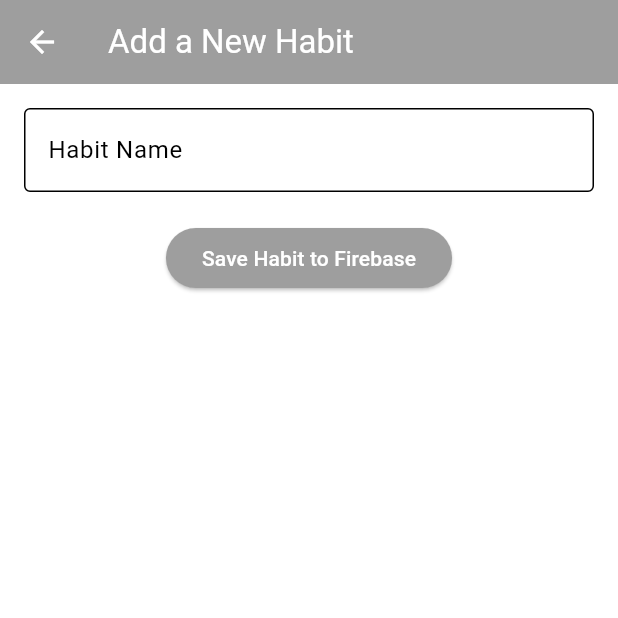
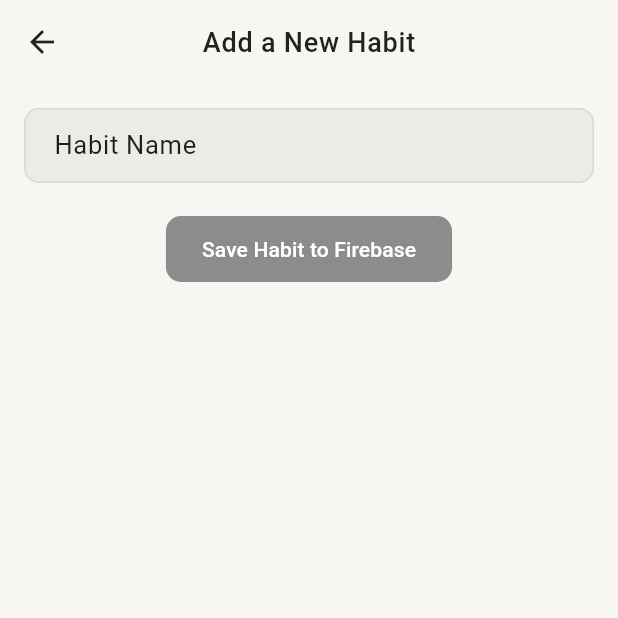
Before and after one commit to meeddhaa/mini_habit_tracker, a Flutter app: the AddHabitPage screen opened by its route, on a phone screen of 412 x 824 dp, the top half of it. Run offline on Flutter 3.47's test engine with Material 3 defaults, Android fonts, the phone set to English and light mode, and no system bars; our stand-ins replace cloud_firestore, firebase_auth, firebase_core, fl_chart, flutter_heatmap_calendar, flutter_local_notifications and 5 more; accounts and stored records are empty; generated files the repository leaves out were written again; network calls fail.

Commit message:
`Update subproject commit hash`

```diff
--- a/lib/pages/theme/dark_mode.dart
+++ b/lib/pages/theme/dark_mode.dart
@@ -2,22 +2,35 @@ import 'package:flutter/material.dart';
 
 ThemeData darkMode = ThemeData(
   colorScheme: ColorScheme.dark(
-    primary: Colors.grey.shade800,
-    secondary: Colors.grey.shade700,
-    surface: Colors.grey.shade800,
+    primary: const Color(0xFF3A3A3A),        // MUJI charcoal grey
+    secondary: const Color(0xFF4A4A4A),      // soft muted grey
+    surface: const Color(0xFF2B2B2B),        // warm dark surface
     onPrimary: Colors.white,
     onSecondary: Colors.white,
     onSurface: Colors.white,
     brightness: Brightness.dark,
   ),
-  appBarTheme: AppBarTheme(
-    backgroundColor: Colors.grey.shade800,
+
+  //  AppBar
+  appBarTheme: const AppBarTheme(
+    backgroundColor: Color(0xFF1F1F1F),
     foregroundColor: Colors.white,
+    elevation: 0,
   ),
+
+  //  Elevated Buttons
   elevatedButtonTheme: ElevatedButtonThemeData(
     style: ElevatedButton.styleFrom(
-      backgroundColor: Colors.grey.shade700,
+      backgroundColor: const Color(0xFF4A4A4A), // muted charcoal
       foregroundColor: Colors.white,
+      elevation: 0,
+      shape: RoundedRectangleBorder(
+        borderRadius: BorderRadius.all(Radius.circular(10)),
+      ),
+      padding: EdgeInsets.symmetric(vertical: 12, horizontal: 24),
     ),
   ),
+
+  //  Scaffold Background
+  scaffoldBackgroundColor: const Color(0xFF1F1F1F), // MUJI
 );
--- a/lib/pages/theme/light_mode.dart
+++ b/lib/pages/theme/light_mode.dart
@@ -1,23 +1,119 @@
 import 'package:flutter/material.dart';
 
-ThemeData lightMode = ThemeData(
-  colorScheme: ColorScheme.light(
-    primary: Colors.grey.shade500,
-    secondary: Colors.grey.shade200,
+final ThemeData lightMode = ThemeData(
+  brightness: Brightness.light,
+
+  //  Color Palette
+  colorScheme: ColorScheme(
+    brightness: Brightness.light,
+    primary: const Color(0xFF8C8C8C),       // MUJI warm grey
+    secondary: const Color(0xFFE5E2DB),     // Soft beige (linen tone)
     surface: Colors.white,
+    background: const Color(0xFFF7F6F3),    // MUJI off-white
+    error: Colors.red,
     onPrimary: Colors.white,
-    onSecondary: Colors.black,
-    onSurface: Colors.black,
-    brightness: Brightness.light,
+    onSecondary: Colors.black87,
+    onSurface: Colors.black87,
+    onBackground: Colors.black87,
+    onError: Colors.white,
   ),
-  appBarTheme: AppBarTheme(
-    backgroundColor: Colors.grey.shade500,
-    foregroundColor: Colors.white,
+
+  scaffoldBackgroundColor: const Color(0xFFF7F6F3),
+
+  // AppBar
+  appBarTheme: const AppBarTheme(
+    backgroundColor: Color(0xFFF7F6F3),
+    elevation: 0,
+    foregroundColor: Colors.black87,
+    centerTitle: true,
+    titleTextStyle: TextStyle(
+      fontSize: 18,
+      fontWeight: FontWeight.w500,
+      color: Colors.black87,
+      letterSpacing: 0.5,
+    ),
   ),
+
+  // Buttons
   elevatedButtonTheme: ElevatedButtonThemeData(
     style: ElevatedButton.styleFrom(
-      backgroundColor: Colors.grey.shade500,
+      elevation: 0,
+      backgroundColor: Color(0xFF8C8C8C),
       foregroundColor: Colors.white,
+      padding: EdgeInsets.symmetric(vertical: 12, horizontal: 24),
+      shape: RoundedRectangleBorder(
+        borderRadius: BorderRadius.all(Radius.circular(10)),
+      ),
     ),
   ),
+
+  textButtonTheme: TextButtonThemeData(
+    style: TextButton.styleFrom(
+      foregroundColor: Color(0xFF5A5A5A),
+      padding: EdgeInsets.symmetric(horizontal: 8, vertical: 4),
+      textStyle: TextStyle(
+        fontSize: 14,
+        fontWeight: FontWeight.w400,
+        letterSpacing: 0.5,
+      ),
+    ),
+  ),
+
+  // Text Fields
+  inputDecorationTheme: InputDecorationTheme(
+    filled: true,
+    fillColor: Color(0xFFEDEBE7), // warm beige white
+    contentPadding: EdgeInsets.symmetric(vertical: 12, horizontal: 16),
+    border: OutlineInputBorder(
+      borderRadius: BorderRadius.all(Radius.circular(10)),
+      borderSide: BorderSide(color: Color(0xFFDAD7D1)),
+    ),
+    enabledBorder: OutlineInputBorder(
+      borderRadius: BorderRadius.all(Radius.circular(10)),
+      borderSide: BorderSide(color: Color(0xFFDAD7D1)),
+    ),
+    focusedBorder: OutlineInputBorder(
+      borderRadius: BorderRadius.all(Radius.circular(10)),
+      borderSide: BorderSide(color: Color(0xFF8C8C8C), width: 1),
+    ),
+    hintStyle: TextStyle(color: Color(0xFF8F8F8F)),
+  ),
+
+  // Cards
+  cardTheme: CardTheme(
+    color: Colors.white,
+    elevation: 0,
+    margin: EdgeInsets.all(8),
+    shape: RoundedRectangleBorder(
+      borderRadius: BorderRadius.circular(12),
+      side: BorderSide(color: Color(0xFFEAE7E2)),
+    ),
+  ),
+
+  // Typography
+  textTheme: TextTheme(
+    bodyMedium: TextStyle(
+      fontSize: 15,
+      color: Colors.black87,
+      height: 1.5,
+      fontWeight: FontWeight.w400,
+    ),
+    bodyLarge: TextStyle(
+      fontSize: 17,
+      color: Colors.black87,
+      height: 1.5,
+    ),
+    headlineSmall: TextStyle(
+      fontSize: 20,
+      fontWeight: FontWeight.w600,
+      color: Colors.black87,
+      letterSpacing: 0.5,
+    ),
+  ),
+
+  dividerColor: const Color(0xFFE0DDD6),
+  dividerTheme: DividerThemeData(
+    thickness: 0.8,
+    color: Color(0xFFE0DDD6),
+  ),
 );
```
